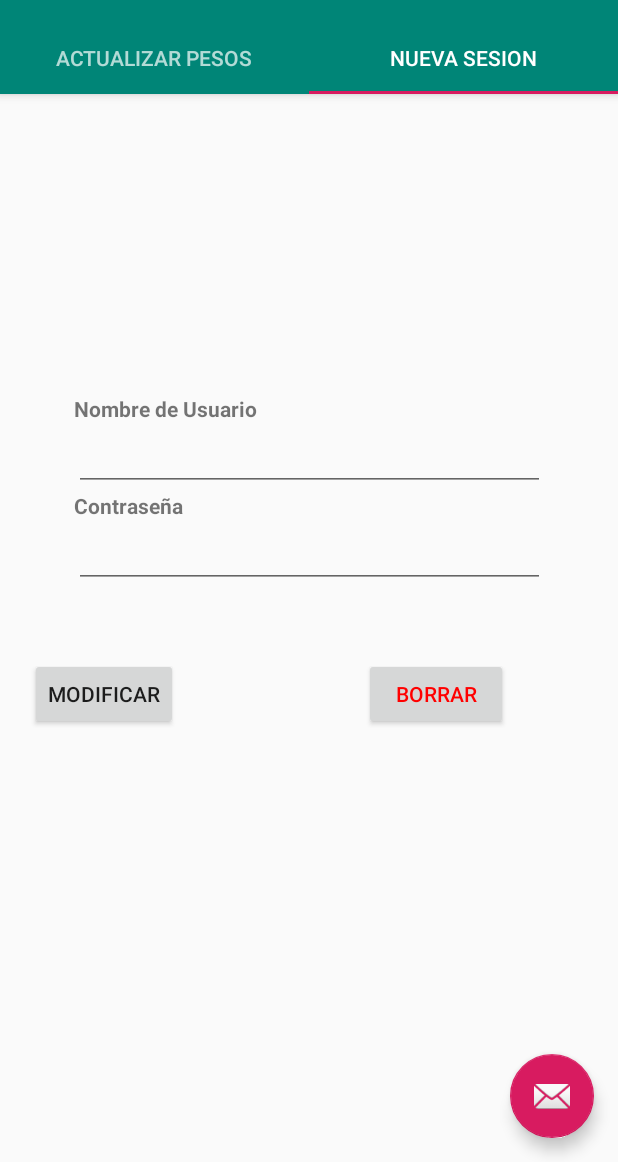
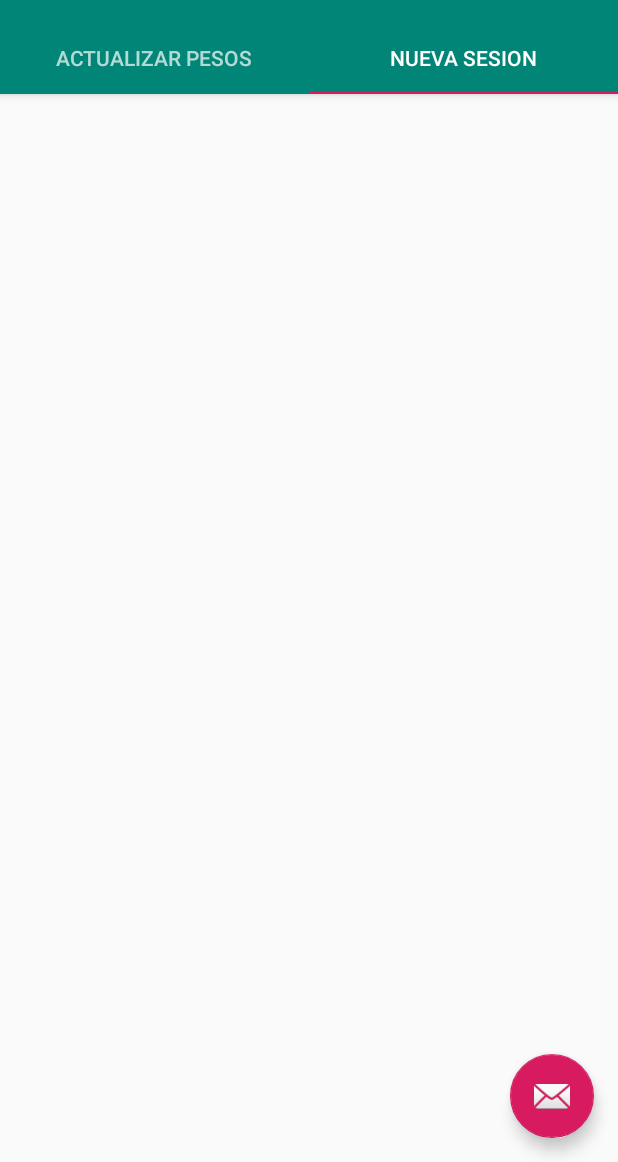
Before and after one commit to Acebo98/Be-Fit, an Android app: the MainActivity screen opened directly, with no data from a screen before it, tab 2 chosen, on a phone screen of 412 x 824 dp, the part 74-1236 px from its top. Run offline under Robolectric (Android 15) with nearby library versions, the phone set to English and light mode, and no system bars.

Commit message:
codigo limpio para nuevo perfil

```diff
--- a/app/src/main/java/com/example/befit/MainActivity.java
+++ b/app/src/main/java/com/example/befit/MainActivity.java
@@ -2,7 +2,6 @@ package com.example.befit;
 
 import android.net.Uri;
 import android.support.design.widget.FloatingActionButton;
-import android.support.design.widget.Snackbar;
 import android.support.design.widget.TabLayout;
 import android.support.v7.app.AppCompatActivity;
 import android.support.v7.widget.Toolbar;
@@ -18,13 +17,10 @@ import android.view.MenuItem;
 import android.view.View;
 import android.view.ViewGroup;
 
-import android.widget.Button;
-import android.widget.EditText;
-import android.widget.TextView;
 import android.widget.Toast;
 
 public class MainActivity extends AppCompatActivity implements SesionesFragment.OnFragmentInteractionListener,
-        PerfilFragment.OnFragmentInteractionListener {
+        NSesionFragment.OnFragmentInteractionListener {
 
     private SectionsPagerAdapter mSectionsPagerAdapter;
     private ViewPager mViewPager;
@@ -109,7 +105,7 @@ public class MainActivity extends AppCompatActivity implements SesionesFragment.
             switch (sectionNumber) {
                 case 1: fragment = new SesionesFragment();
                 break;
-                case 2: fragment = new PerfilFragment();
+                case 2: fragment = new NSesionFragment();
                 break;
             }
 
--- a/app/src/main/java/com/example/befit/PerfilFragment.java
+++ b/app/src/main/java/com/example/befit/NSesionFragment.java
@@ -1,36 +1,27 @@
 package com.example.befit;
 
 import android.content.Context;
-import android.content.SharedPreferences;
 import android.net.Uri;
 import android.os.Bundle;
-import android.support.v4.app.DialogFragment;
 import android.support.v4.app.Fragment;
 import android.view.LayoutInflater;
 import android.view.View;
 import android.view.ViewGroup;
-import android.widget.Button;
-import android.widget.EditText;
-import android.widget.Toast;
 
-public class PerfilFragment extends Fragment implements View.OnClickListener {
+public class NSesionFragment extends Fragment {
 
     private OnFragmentInteractionListener mListener;
 
     //Controles
     View view;
-    Button btnModificar;
-    Button btnBorrar;
-    EditText tbUsuario;
-    EditText tbContra;
 
-    public PerfilFragment() {
+    public NSesionFragment() {
         // Required empty public constructor
     }
 
     //Creación del fragment
-    public static PerfilFragment newInstance(String param1, String param2) {
-        PerfilFragment fragment = new PerfilFragment();
+    public static NSesionFragment newInstance(String param1, String param2) {
+        NSesionFragment fragment = new NSesionFragment();
         return fragment;
     }
 
@@ -43,17 +34,7 @@ public class PerfilFragment extends Fragment implements View.OnClickListener {
     public View onCreateView(LayoutInflater inflater, ViewGroup container,
                              Bundle savedInstanceState) {
         //Inflamos la vista y la guardamos para manejar los eventos
-        view = inflater.inflate(R.layout.fragment_perfil, container, false);
-
-        //Controles
-        btnBorrar = (Button)view.findViewById(R.id.btnBorrar);
-        btnModificar = (Button)view.findViewById(R.id.btnModificar);
-        tbContra = (EditText)view.findViewById(R.id.tbMiContra);
-        tbUsuario = (EditText)view.findViewById(R.id.tbMiNombre);
-
-        //Eventos
-        btnModificar.setOnClickListener(this);
-        btnBorrar.setOnClickListener(this);
+        view = inflater.inflate(R.layout.fragment_nsesion, container, false);
 
         return view;
     }
@@ -81,20 +62,6 @@ public class PerfilFragment extends Fragment implements View.OnClickListener {
         mListener = null;
     }
 
-    @Override
-    public void onClick(View v) {
-        switch (v.getId()) {
-            case R.id.btnBorrar: {
-
-            }
-            break;
-            case R.id.btnModificar: {
-
-            }
-            break;
-        }
-    }
-
     //Interfaz del fragmento. IMPORTANTE AÑADIRLO A LA ACTIVIDAD QUE RECOGE TODOS LOS FRAGMENTOS
     public interface OnFragmentInteractionListener {
         // TODO: Update argument type and name
--- /dev/null
+++ b/app/src/main/res/layout/fragment_nsesion.xml
@@ -0,0 +1,24 @@
+<?xml version="1.0" encoding="utf-8"?>
+<FrameLayout xmlns:android="http://schemas.android.com/apk/res/android"
+    xmlns:app="http://schemas.android.com/apk/res-auto"
+    xmlns:tools="http://schemas.android.com/tools"
+    android:layout_width="match_parent"
+    android:layout_height="match_parent"
+    tools:context=".NSesionFragment">
+
+    <android.support.constraint.ConstraintLayout
+        android:layout_width="match_parent"
+        android:layout_height="match_parent">
+
+        <LinearLayout
+            android:id="@+id/linearLayout"
+            android:layout_width="314dp"
+            android:layout_height="156dp"
+            android:layout_marginTop="200dp"
+            android:orientation="vertical"
+            app:layout_constraintEnd_toEndOf="parent"
+            app:layout_constraintStart_toStartOf="parent"
+            app:layout_constraintTop_toTopOf="parent"/>
+
+    </android.support.constraint.ConstraintLayout>
+</FrameLayout>
--- a/app/src/main/res/layout/fragment_perfil.xml
+++ /dev/null
@@ -1,77 +0,0 @@
-<?xml version="1.0" encoding="utf-8"?>
-<FrameLayout xmlns:android="http://schemas.android.com/apk/res/android"
-    xmlns:app="http://schemas.android.com/apk/res-auto"
-    xmlns:tools="http://schemas.android.com/tools"
-    android:layout_width="match_parent"
-    android:layout_height="match_parent"
-    tools:context=".PerfilFragment">
-
-    <android.support.constraint.ConstraintLayout
-        android:layout_width="match_parent"
-        android:layout_height="match_parent">
-
-        <LinearLayout
-            android:id="@+id/linearLayout"
-            android:layout_width="314dp"
-            android:layout_height="156dp"
-            android:layout_marginTop="200dp"
-            android:orientation="vertical"
-            app:layout_constraintEnd_toEndOf="parent"
-            app:layout_constraintStart_toStartOf="parent"
-            app:layout_constraintTop_toTopOf="parent">
-
-            <TextView
-                android:id="@+id/labMiNombre"
-                android:layout_width="match_parent"
-                android:layout_height="wrap_content"
-                android:text="@string/nombre_usuario"
-                android:textStyle="bold" />
-
-            <EditText
-                android:id="@+id/tbMiNombre"
-                android:layout_width="match_parent"
-                android:layout_height="wrap_content"
-                android:ems="10"
-                android:inputType="textPersonName"
-                android:text="" />
-
-            <TextView
-                android:id="@+id/labMiContra"
-                android:layout_width="match_parent"
-                android:layout_height="wrap_content"
-                android:text="@string/contrasena"
-                android:textStyle="bold" />
-
-            <EditText
-                android:id="@+id/tbMiContra"
-                android:layout_width="match_parent"
-                android:layout_height="wrap_content"
-                android:ems="10"
-                android:inputType="textPersonName"
-                android:text="" />
-        </LinearLayout>
-
-        <Button
-            android:id="@+id/btnModificar"
-            android:layout_width="wrap_content"
-            android:layout_height="wrap_content"
-            android:layout_marginStart="20dp"
-            android:layout_marginLeft="20dp"
-            android:layout_marginTop="20dp"
-            android:text="@string/modificar"
-            app:layout_constraintStart_toStartOf="parent"
-            app:layout_constraintTop_toBottomOf="@+id/linearLayout" />
-
-        <Button
-            android:id="@+id/btnBorrar"
-            android:layout_width="96dp"
-            android:layout_height="wrap_content"
-            android:layout_marginStart="124dp"
-            android:layout_marginLeft="124dp"
-            android:layout_marginTop="20dp"
-            android:text="@string/borrar"
-            android:textColor="@color/rojo"
-            app:layout_constraintStart_toEndOf="@+id/btnModificar"
-            app:layout_constraintTop_toBottomOf="@+id/linearLayout" />
-    </android.support.constraint.ConstraintLayout>
-</FrameLayout>
```
